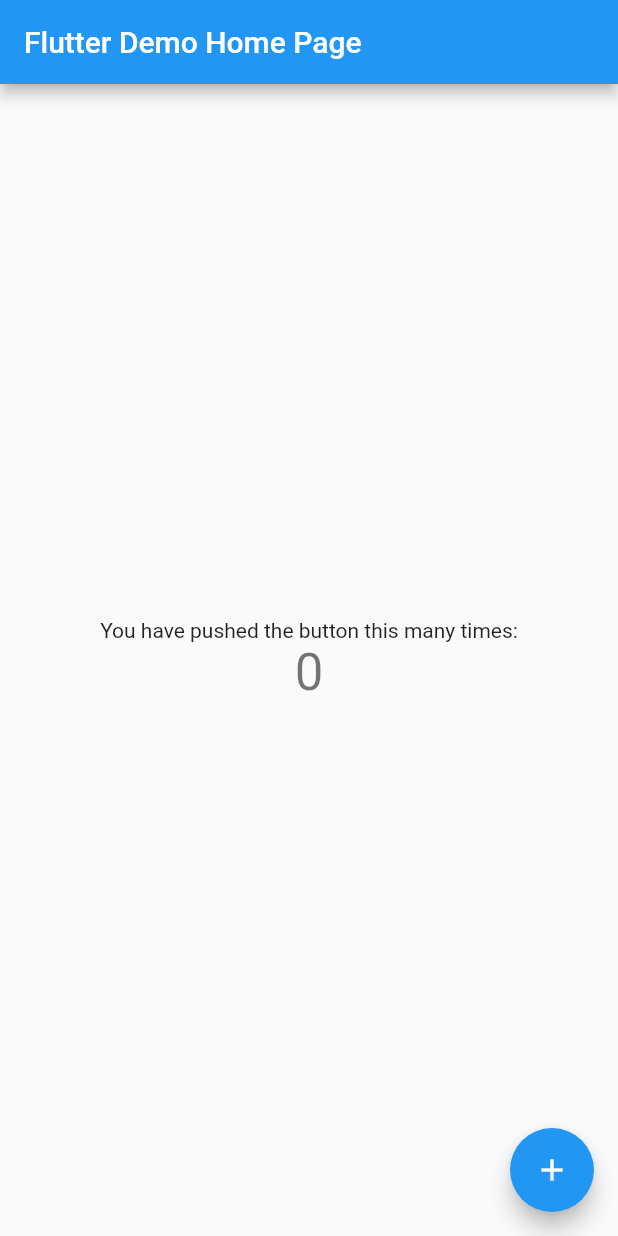
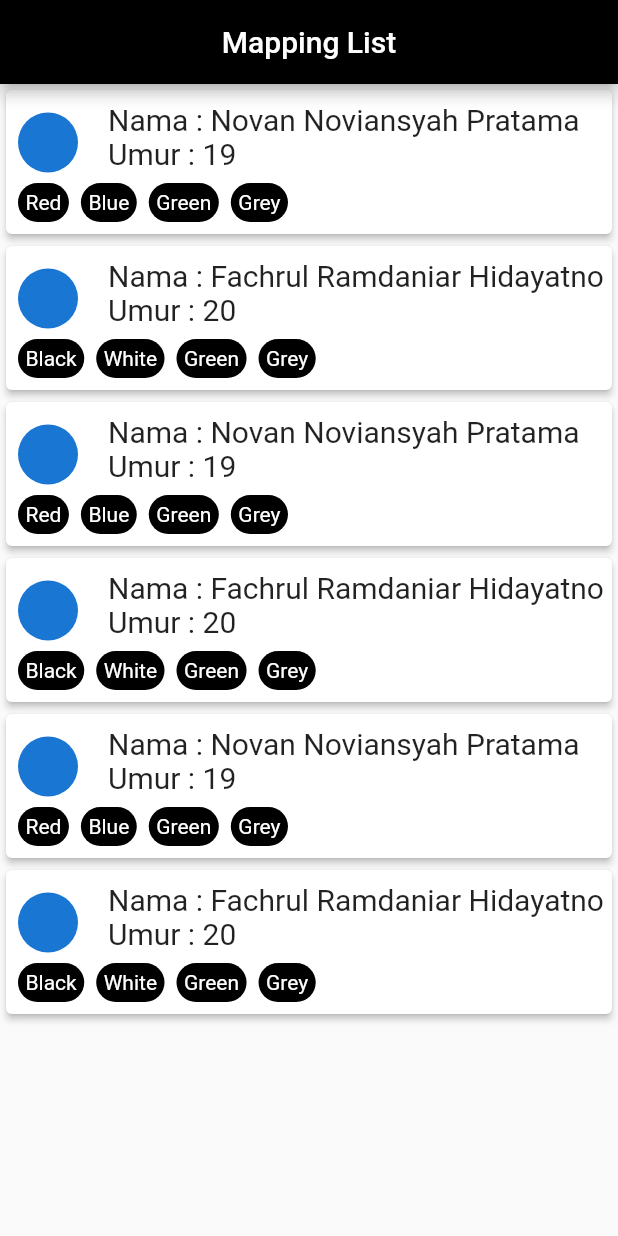
Before and after one commit to novannp/belajar_flutter, a Flutter app: the screen it shows after launch, on a phone screen of 412 x 824 dp. Run offline on Flutter 3.47's test engine with Material 2 defaults, Android fonts, the phone set to English and light mode, and no system bars.

Commit message:
'update'

```diff
--- a/mapping_list/lib/main.dart
+++ b/mapping_list/lib/main.dart
@@ -1,115 +1,126 @@
 import 'package:flutter/material.dart';
 
 void main() {
-  runApp(const MyApp());
+  runApp(const MappingList());
 }
 
-class MyApp extends StatelessWidget {
-  const MyApp({Key? key}) : super(key: key);
+class MappingList extends StatelessWidget {
+  const MappingList({Key? key}) : super(key: key);
 
-  // This widget is the root of your application.
   @override
   Widget build(BuildContext context) {
     return MaterialApp(
-      title: 'Flutter Demo',
-      theme: ThemeData(
-        // This is the theme of your application.
-        //
-        // Try running your application with "flutter run". You'll see the
-        // application has a blue toolbar. Then, without quitting the app, try
-        // changing the primarySwatch below to Colors.green and then invoke
-        // "hot reload" (press "r" in the console where you ran "flutter run",
-        // or simply save your changes to "hot reload" in a Flutter IDE).
-        // Notice that the counter didn't reset back to zero; the application
-        // is not restarted.
-        primarySwatch: Colors.blue,
-      ),
-      home: const MyHomePage(title: 'Flutter Demo Home Page'),
+      title: 'Mapping List',
+      home: HomePage(),
     );
   }
 }
 
-class MyHomePage extends StatefulWidget {
-  const MyHomePage({Key? key, required this.title}) : super(key: key);
+class HomePage extends StatelessWidget {
+  final List<Map<String, dynamic>> myList = [
+    {
+      'nama': 'Novan Noviansyah Pratama',
+      'age': 19,
+      'favColor': <String>['Red', 'Blue', 'Green', 'Grey'],
+    },
+    {
+      'nama': 'Fachrul Ramdaniar Hidayatno',
+      'age': 20,
+      'favColor': <String>['Black', 'White', 'Green', 'Grey'],
+    },
+    {
+      'nama': 'Novan Noviansyah Pratama',
+      'age': 19,
+      'favColor': <String>['Red', 'Blue', 'Green', 'Grey'],
+    },
+    {
+      'nama': 'Fachrul Ramdaniar Hidayatno',
+      'age': 20,
+      'favColor': <String>['Black', 'White', 'Green', 'Grey'],
+    },
+    {
+      'nama': 'Novan Noviansyah Pratama',
+      'age': 19,
+      'favColor': <String>['Red', 'Blue', 'Green', 'Grey'],
+    },
+    {
+      'nama': 'Fachrul Ramdaniar Hidayatno',
+      'age': 20,
+      'favColor': <String>['Black', 'White', 'Green', 'Grey'],
+    }
+  ];
 
-  // This widget is the home page of your application. It is stateful, meaning
-  // that it has a State object (defined below) that contains fields that affect
-  // how it looks.
-
-  // This class is the configuration for the state. It holds the values (in this
-  // case the title) provided by the parent (in this case the App widget) and
-  // used by the build method of the State. Fields in a Widget subclass are
-  // always marked "final".
-
-  final String title;
-
-  @override
-  State<MyHomePage> createState() => _MyHomePageState();
-}
-
-class _MyHomePageState extends State<MyHomePage> {
-  int _counter = 0;
-
-  void _incrementCounter() {
-    setState(() {
-      // This call to setState tells the Flutter framework that something has
-      // changed in this State, which causes it to rerun the build method below
-      // so that the display can reflect the updated values. If we changed
-      // _counter without calling setState(), then the build method would not be
-      // called again, and so nothing would appear to happen.
-      _counter++;
-    });
-  }
+  HomePage({Key? key}) : super(key: key);
 
   @override
   Widget build(BuildContext context) {
-    // This method is rerun every time setState is called, for instance as done
-    // by the _incrementCounter method above.
-    //
-    // The Flutter framework has been optimized to make rerunning build methods
-    // fast, so that you can just rebuild anything that needs updating rather
-    // than having to individually change instances of widgets.
     return Scaffold(
       appBar: AppBar(
-        // Here we take the value from the MyHomePage object that was created by
-        // the App.build method, and use it to set our appbar title.
-        title: Text(widget.title),
+        backgroundColor: Colors.black,
+        title: const Center(
+          child: Text('Mapping List'),
         ),
-      body: Center(
-        // Center is a layout widget. It takes a single child and positions it
-        // in the middle of the parent.
+      ),
+      body: ListView(
+          children: myList.map((data) {
+        List myFavColor = data['favColor'];
+        return Card(
+          elevation: 2,
+          child: Padding(
+            padding: const EdgeInsets.all(8.0),
             child: Column(
-          // Column is also a layout widget. It takes a list of children and
-          // arranges them vertically. By default, it sizes itself to fit its
-          // children horizontally, and tries to be as tall as its parent.
-          //
-          // Invoke "debug painting" (press "p" in the console, choose the
-          // "Toggle Debug Paint" action from the Flutter Inspector in Android
-          // Studio, or the "Toggle Debug Paint" command in Visual Studio Code)
-          // to see the wireframe for each widget.
-          //
-          // Column has various properties to control how it sizes itself and
-          // how it positions its children. Here we use mainAxisAlignment to
-          // center the children vertically; the main axis here is the vertical
-          // axis because Columns are vertical (the cross axis would be
-          // horizontal).
-          mainAxisAlignment: MainAxisAlignment.center,
-          children: <Widget>[
-            const Text(
-              'You have pushed the button this many times:',
+              children: [
+                Row(
+                  children: [
+                    const CircleAvatar(),
+                    const SizedBox(
+                      width: 20,
+                    ),
+                    Container(
+                      margin: const EdgeInsets.only(bottom: 8),
+                      child: Column(
+                        crossAxisAlignment: CrossAxisAlignment.start,
+                        children: [
+                          Text(
+                            'Nama\t: ${data['nama']}',
+                            style: const TextStyle(
+                              fontSize: 20,
+                            ),
                           ),
                           Text(
-              '$_counter',
-              style: Theme.of(context).textTheme.headline4,
+                            'Umur\t: ${data['age']}',
+                            style: const TextStyle(
+                              fontSize: 20,
+                            ),
+                          ),
+                        ],
+                      ),
+                    )
+                  ],
+                ),
+                Row(
+                  children: myFavColor.map((color) {
+                    return Container(
+                      margin: const EdgeInsets.only(right: 8),
+                      padding: const EdgeInsets.all(5),
+                      child: Text(
+                        color,
+                        style: const TextStyle(
+                          color: Colors.white,
+                        ),
+                      ),
+                      decoration: BoxDecoration(
+                        color: Colors.black,
+                        borderRadius: BorderRadius.circular(20),
+                      ),
+                    );
+                  }).toList(),
                 ),
               ],
             ),
           ),
-      floatingActionButton: FloatingActionButton(
-        onPressed: _incrementCounter,
-        tooltip: 'Increment',
-        child: const Icon(Icons.add),
-      ), // This trailing comma makes auto-formatting nicer for build methods.
+        );
+      }).toList()),
     );
   }
 }
```
Also changed, not shown: 1 other file. Lines whose indentation alone changed are shown as unchanged.
